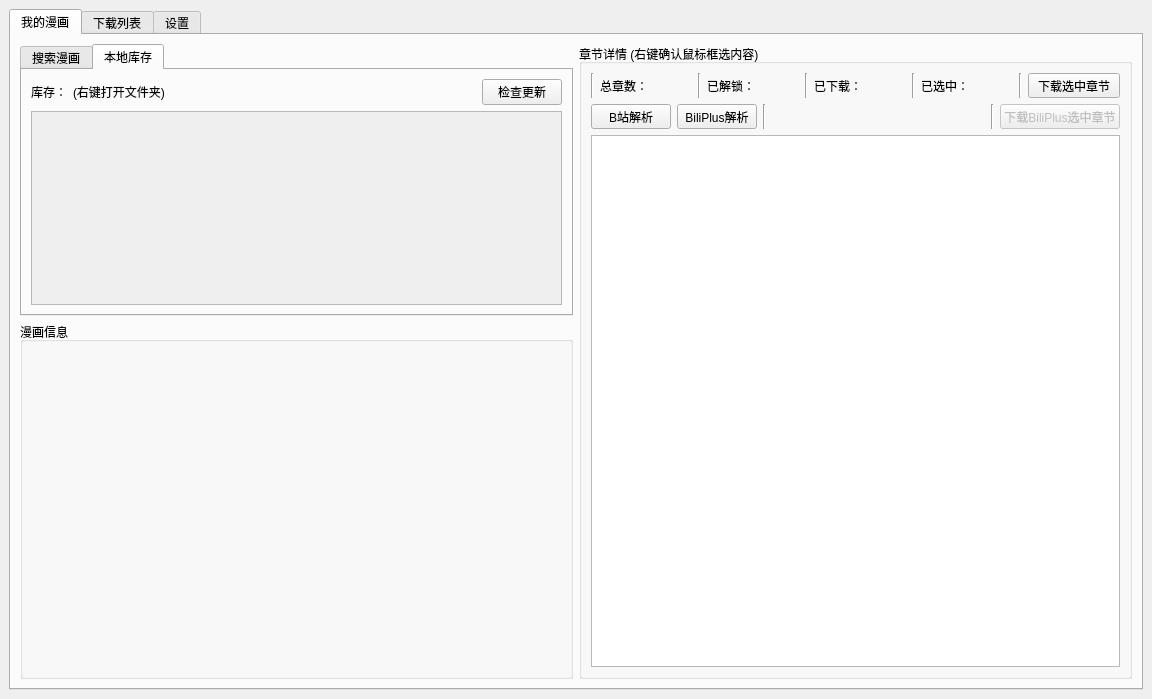
The window that src/ui/PySide_src/mainWindow.ui (Zeal-L/BiliBili-Manga-Downloader) describes before a commit, drawn with Qt 5.
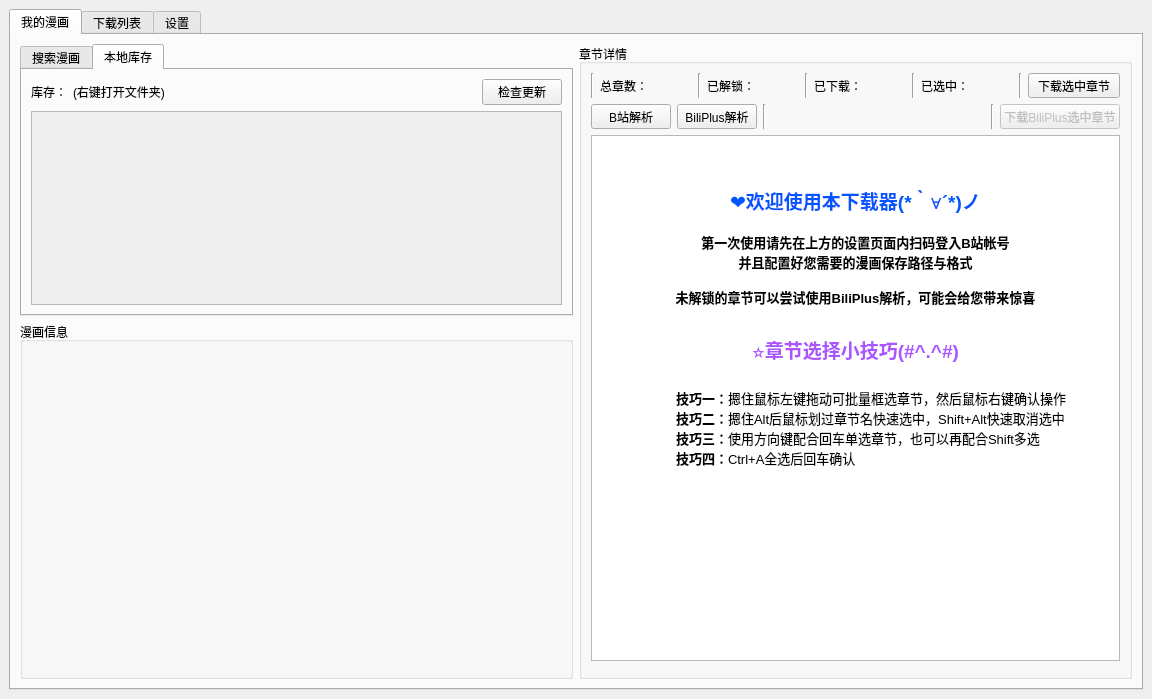
The same window after the commit. The open tabs and pages were chosen to show the change. Icons and pictures are not drawn.

Commit message: :sparkles: 新增关于章节选择的教程文本

The edit to the form file:
```diff
--- a/src/ui/PySide_src/mainWindow.ui
+++ b/src/ui/PySide_src/mainWindow.ui
@@ -301,9 +301,9 @@
         <item>
          <widget class="QGroupBox" name="groupBox_chp_detail">
           <property name="title">
-           <string>章节详情 (右键确认鼠标框选内容)</string>
+           <string>章节详情</string>
           </property>
-          <layout class="QVBoxLayout" name="verticalLayout_4" stretch="0,0,0">
+          <layout class="QVBoxLayout" name="verticalLayout_4" stretch="0,0,0,0">
            <item>
             <layout class="QHBoxLayout" name="h_Layout_chp_detail">
              <item>
@@ -494,8 +494,47 @@
              </layout>
             </widget>
            </item>
+           <item>
+            <widget class="QTextBrowser" name="textBrowser_tutorial">
+             <property name="html">
+              <string>&lt;!DOCTYPE HTML PUBLIC &quot;-//W3C//DTD HTML 4.0//EN&quot; &quot;http://www.w3.org/TR/REC-html40/strict.dtd&quot;&gt;
+&lt;html&gt;&lt;head&gt;&lt;meta name=&quot;qrichtext&quot; content=&quot;1&quot; /&gt;&lt;meta charset=&quot;utf-8&quot; /&gt;&lt;style type=&quot;text/css&quot;&gt;
+p, li { white-space: pre-wrap; }
+hr { height: 1px; border-width: 0; }
+li.unchecked::marker { content: &quot;\2610&quot;; }
+li.checked::marker { content: &quot;\2612&quot;; }
+&lt;/style&gt;&lt;/head&gt;&lt;body style=&quot; font-family:'Microsoft YaHei UI'; font-size:9pt; font-weight:400; font-style:normal;&quot;&gt;
+&lt;p align=&quot;center&quot; style=&quot; margin-top:0px; margin-bottom:0px; margin-left:0px; margin-right:0px; -qt-block-indent:0; text-indent:0px;&quot;&gt;&lt;span style=&quot; font-size:14pt; font-weight:700; color:#0055ff;&quot;&gt; &lt;/span&gt;&lt;/p&gt;
+&lt;p align=&quot;center&quot; style=&quot;-qt-paragraph-type:empty; margin-top:0px; margin-bottom:0px; margin-left:0px; margin-right:0px; -qt-block-indent:0; text-indent:0px; font-size:14pt; font-weight:700; color:#0055ff;&quot;&gt;&lt;br /&gt;&lt;/p&gt;
+&lt;p align=&quot;center&quot; style=&quot; margin-top:0px; margin-bottom:0px; margin-left:0px; margin-right:0px; -qt-block-indent:0; text-indent:0px;&quot;&gt;&lt;span style=&quot; font-size:14pt; font-weight:700; color:#0055ff;&quot;&gt;❤欢迎使用本下载器(*｀∀´*)ノ&lt;/span&gt;&lt;/p&gt;
+&lt;p align=&quot;center&quot; style=&quot;-qt-paragraph-type:empty; margin-top:0px; margin-bottom:0px; margin-left:0px; margin-right:0px; -qt-block-indent:0; text-indent:0px;&quot;&gt;&lt;br /&gt;&lt;/p&gt;
+&lt;p align=&quot;center&quot; style=&quot; margin-top:0px; margin-bottom:0px; margin-left:0px; margin-right:0px; -qt-block-indent:0; text-indent:0px;&quot;&gt;&lt;span style=&quot; font-size:10pt; font-weight:700; color:#000000;&quot;&gt;第一次使用请先在上方的设置页面内扫码登入B站帐号&lt;/span&gt;&lt;/p&gt;
+&lt;p align=&quot;center&quot; style=&quot; margin-top:0px; margin-bottom:0px; margin-left:0px; margin-right:0px; -qt-block-indent:0; text-indent:0px;&quot;&gt;&lt;span style=&quot; font-size:10pt; font-weight:700; color:#000000;&quot;&gt;并且配置好您需要的漫画保存路径与格式&lt;/span&gt;&lt;/p&gt;
+&lt;p style=&quot;-qt-paragraph-type:empty; margin-top:0px; margin-bottom:0px; margin-left:0px; margin-right:0px; -qt-block-indent:0; text-indent:0px; font-size:10pt; font-weight:700; color:#000000;&quot;&gt;&lt;br /&gt;&lt;/p&gt;
+&lt;p align=&quot;center&quot; style=&quot; margin-top:0px; margin-bottom:0px; margin-left:0px; margin-right:0px; -qt-block-indent:0; text-indent:0px;&quot;&gt;&lt;span style=&quot; font-size:10pt; font-weight:700;&quot;&gt;未解锁的章节可以尝试使用BiliPlus解析，可能会给您带来惊喜&lt;/span&gt;&lt;/p&gt;
+&lt;p style=&quot;-qt-paragraph-type:empty; margin-top:0px; margin-bottom:0px; margin-left:0px; margin-right:0px; -qt-block-indent:0; text-indent:0px;&quot;&gt;&lt;br /&gt;&lt;/p&gt;
+&lt;p style=&quot;-qt-paragraph-type:empty; margin-top:0px; margin-bottom:0px; margin-left:0px; margin-right:0px; -qt-block-indent:0; text-indent:0px;&quot;&gt;&lt;br /&gt;&lt;/p&gt;
+&lt;p align=&quot;center&quot; style=&quot; margin-top:0px; margin-bottom:0px; margin-left:0px; margin-right:0px; -qt-block-indent:0; text-indent:0px;&quot;&gt;&lt;span style=&quot; font-size:14pt; font-weight:700; color:#aa55ff;&quot;&gt;⭐章节选择小技巧(#^.^#)&lt;/span&gt;&lt;/p&gt;
+&lt;p align=&quot;center&quot; style=&quot;-qt-paragraph-type:empty; margin-top:0px; margin-bottom:0px; margin-left:0px; margin-right:0px; -qt-block-indent:0; text-indent:0px; font-size:14pt; font-weight:700; color:#aa55ff;&quot;&gt;&lt;br /&gt;&lt;/p&gt;
+&lt;p style=&quot; margin-top:0px; margin-bottom:0px; margin-left:0px; margin-right:0px; -qt-block-indent:0; text-indent:0px;&quot;&gt;&lt;span style=&quot; font-size:10pt; font-weight:700;&quot;&gt;	技巧一：&lt;/span&gt;&lt;span style=&quot; font-size:10pt;&quot;&gt;摁住鼠标左键拖动可批量框选章节，然后鼠标右键确认操作&lt;/span&gt;&lt;/p&gt;
+&lt;p style=&quot; margin-top:0px; margin-bottom:0px; margin-left:0px; margin-right:0px; -qt-block-indent:0; text-indent:0px;&quot;&gt;&lt;span style=&quot; font-size:10pt; font-weight:700;&quot;&gt;	技巧二：&lt;/span&gt;&lt;span style=&quot; font-size:10pt;&quot;&gt;摁住Alt后鼠标划过章节名快速选中，Shift+Alt快速取消选中&lt;/span&gt;&lt;/p&gt;
+&lt;p style=&quot; margin-top:0px; margin-bottom:0px; margin-left:0px; margin-right:0px; -qt-block-indent:0; text-indent:0px;&quot;&gt;&lt;span style=&quot; font-size:10pt; font-weight:700;&quot;&gt;	技巧三：&lt;/span&gt;&lt;span style=&quot; font-size:10pt;&quot;&gt;使用方向键配合回车单选章节，也可以再配合Shift多选&lt;/span&gt;&lt;/p&gt;
+&lt;p style=&quot; margin-top:0px; margin-bottom:0px; margin-left:0px; margin-right:0px; -qt-block-indent:0; text-indent:0px;&quot;&gt;&lt;span style=&quot; font-size:10pt; font-weight:700;&quot;&gt;	技巧四：&lt;/span&gt;&lt;span style=&quot; font-size:10pt;&quot;&gt;Ctrl+A全选后回车确认&lt;/span&gt;&lt;/p&gt;
+&lt;p style=&quot;-qt-paragraph-type:empty; margin-top:0px; margin-bottom:0px; margin-left:0px; margin-right:0px; -qt-block-indent:0; text-indent:0px; font-size:10pt;&quot;&gt;&lt;br /&gt;&lt;/p&gt;&lt;/body&gt;&lt;/html&gt;</string>
+             </property>
+             <property name="textInteractionFlags">
+              <set>Qt::NoTextInteraction</set>
+             </property>
+            </widget>
+           </item>
            <item>
             <widget class="QListWidget" name="listWidget_chp_detail">
+             <property name="maximumSize">
+              <size>
+               <width>16777215</width>
+               <height>0</height>
+              </size>
+             </property>
              <property name="mouseTracking">
               <bool>true</bool>
              </property>
```
Left out of the diff: 4 changed lines with no effect on the pictures. The commit also changes 9 other files.
